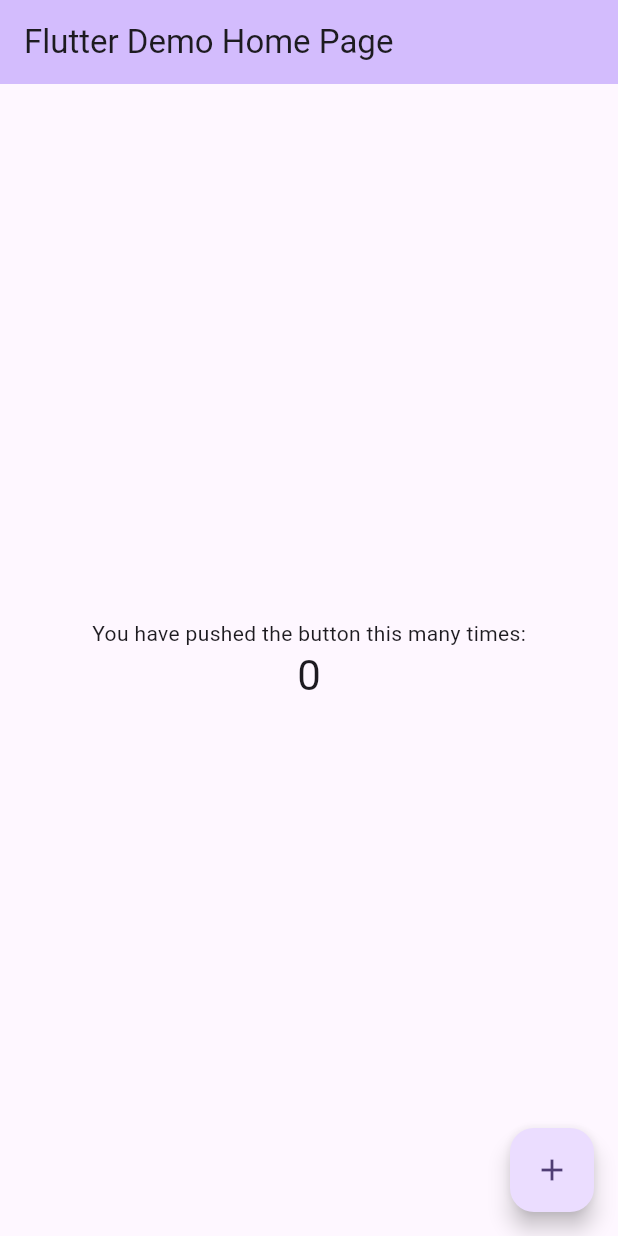
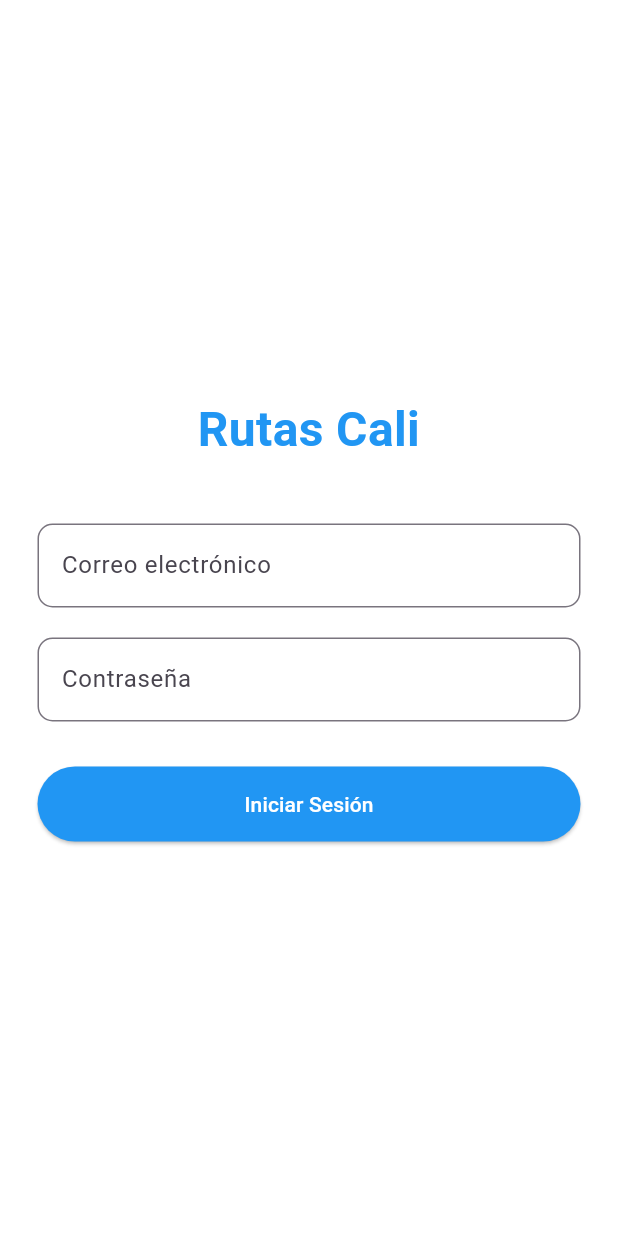
Before and after one commit to AndresCarvajal08/Proyecto-de-grado, a Flutter app: the screen it shows after launch, on a phone screen of 412 x 824 dp. Run offline on Flutter 3.47's test engine with Material 3 defaults, Android fonts, the phone set to English and light mode, and no system bars.

Commit message:
Estructura MVVM y primera pantalla de Login

```diff
--- a/lib/main.dart
+++ b/lib/main.dart
@@ -1,4 +1,5 @@
 import 'package:flutter/material.dart';
+import 'views/login_view.dart'; // Importamos tu nueva vista
 
 void main() {
   runApp(const MyApp());
@@ -7,116 +8,12 @@ void main() {
 class MyApp extends StatelessWidget {
   const MyApp({super.key});
 
-  // This widget is the root of your application.
   @override
   Widget build(BuildContext context) {
     return MaterialApp(
-      title: 'Flutter Demo',
-      theme: ThemeData(
-        // This is the theme of your application.
-        //
-        // TRY THIS: Try running your application with "flutter run". You'll see
-        // the application has a purple toolbar. Then, without quitting the app,
-        // try changing the seedColor in the colorScheme below to Colors.green
-        // and then invoke "hot reload" (save your changes or press the "hot
-        // reload" button in a Flutter-supported IDE, or press "r" if you used
-        // the command line to start the app).
-        //
-        // Notice that the counter didn't reset back to zero; the application
-        // state is not lost during the reload. To reset the state, use hot
-        // restart instead.
-        //
-        // This works for code too, not just values: Most code changes can be
-        // tested with just a hot reload.
-        colorScheme: .fromSeed(seedColor: Colors.deepPurple),
-      ),
-      home: const MyHomePage(title: 'Flutter Demo Home Page'),
+      title: 'Transporte Cali',
+      debugShowCheckedModeBanner: false,
+      home: const LoginView(), // Pantalla inicial
     );
   }
 }
-
-class MyHomePage extends StatefulWidget {
-  const MyHomePage({super.key, required this.title});
-
-  // This widget is the home page of your application. It is stateful, meaning
-  // that it has a State object (defined below) that contains fields that affect
-  // how it looks.
-
-  // This class is the configuration for the state. It holds the values (in this
-  // case the title) provided by the parent (in this case the App widget) and
-  // used by the build method of the State. Fields in a Widget subclass are
-  // always marked "final".
-
-  final String title;
-
-  @override
-  State<MyHomePage> createState() => _MyHomePageState();
-}
-
-class _MyHomePageState extends State<MyHomePage> {
-  int _counter = 0;
-
-  void _incrementCounter() {
-    setState(() {
-      // This call to setState tells the Flutter framework that something has
-      // changed in this State, which causes it to rerun the build method below
-      // so that the display can reflect the updated values. If we changed
-      // _counter without calling setState(), then the build method would not be
-      // called again, and so nothing would appear to happen.
-      _counter++;
-    });
-  }
-
-  @override
-  Widget build(BuildContext context) {
-    // This method is rerun every time setState is called, for instance as done
-    // by the _incrementCounter method above.
-    //
-    // The Flutter framework has been optimized to make rerunning build methods
-    // fast, so that you can just rebuild anything that needs updating rather
-    // than having to individually change instances of widgets.
-    return Scaffold(
-      appBar: AppBar(
-        // TRY THIS: Try changing the color here to a specific color (to
-        // Colors.amber, perhaps?) and trigger a hot reload to see the AppBar
-        // change color while the other colors stay the same.
-        backgroundColor: Theme.of(context).colorScheme.inversePrimary,
-        // Here we take the value from the MyHomePage object that was created by
-        // the App.build method, and use it to set our appbar title.
-        title: Text(widget.title),
-      ),
-      body: Center(
-        // Center is a layout widget. It takes a single child and positions it
-        // in the middle of the parent.
-        child: Column(
-          // Column is also a layout widget. It takes a list of children and
-          // arranges them vertically. By default, it sizes itself to fit its
-          // children horizontally, and tries to be as tall as its parent.
-          //
-          // Column has various properties to control how it sizes itself and
-          // how it positions its children. Here we use mainAxisAlignment to
-          // center the children vertically; the main axis here is the vertical
-          // axis because Columns are vertical (the cross axis would be
-          // horizontal).
-          //
-          // TRY THIS: Invoke "debug painting" (choose the "Toggle Debug Paint"
-          // action in the IDE, or press "p" in the console), to see the
-          // wireframe for each widget.
-          mainAxisAlignment: .center,
-          children: [
-            const Text('You have pushed the button this many times:'),
-            Text(
-              '$_counter',
-              style: Theme.of(context).textTheme.headlineMedium,
-            ),
-          ],
-        ),
-      ),
-      floatingActionButton: FloatingActionButton(
-        onPressed: _incrementCounter,
-        tooltip: 'Increment',
-        child: const Icon(Icons.add),
-      ),
-    );
-  }
-}
--- /dev/null
+++ b/lib/views/login_view.dart
@@ -0,0 +1,50 @@
+import 'package:flutter/material.dart';
+
+class LoginView extends StatelessWidget {
+  const LoginView({super.key});
+
+  @override
+  Widget build(BuildContext context) {
+    return Scaffold(
+      backgroundColor: Colors.white, // Usa tu color de fondo aquí
+      body: Padding(
+        padding: const EdgeInsets.all(25.0),
+        child: Column(
+          mainAxisAlignment: MainAxisAlignment.center,
+          crossAxisAlignment: CrossAxisAlignment.stretch,
+          children: [
+            const Text(
+              "Rutas Cali",
+              style: TextStyle(fontSize: 32, fontWeight: FontWeight.bold, color: Colors.blue), // Tu color primario
+              textAlign: TextAlign.center,
+            ),
+            const SizedBox(height: 40),
+            TextField(
+              decoration: InputDecoration(
+                labelText: 'Correo electrónico',
+                border: OutlineInputBorder(borderRadius: BorderRadius.circular(10)),
+              ),
+            ),
+            const SizedBox(height: 20),
+            TextField(
+              obscureText: true,
+              decoration: InputDecoration(
+                labelText: 'Contraseña',
+                border: OutlineInputBorder(borderRadius: BorderRadius.circular(10)),
+              ),
+            ),
+            const SizedBox(height: 30),
+            ElevatedButton(
+              onPressed: () {},
+              style: ElevatedButton.styleFrom(
+                backgroundColor: Colors.blue, // Tu color primario
+                padding: const EdgeInsets.symmetric(vertical: 15),
+              ),
+              child: const Text("Iniciar Sesión", style: TextStyle(color: Colors.white)),
+            ),
+          ],
+        ),
+      ),
+    );
+  }
+}
```
